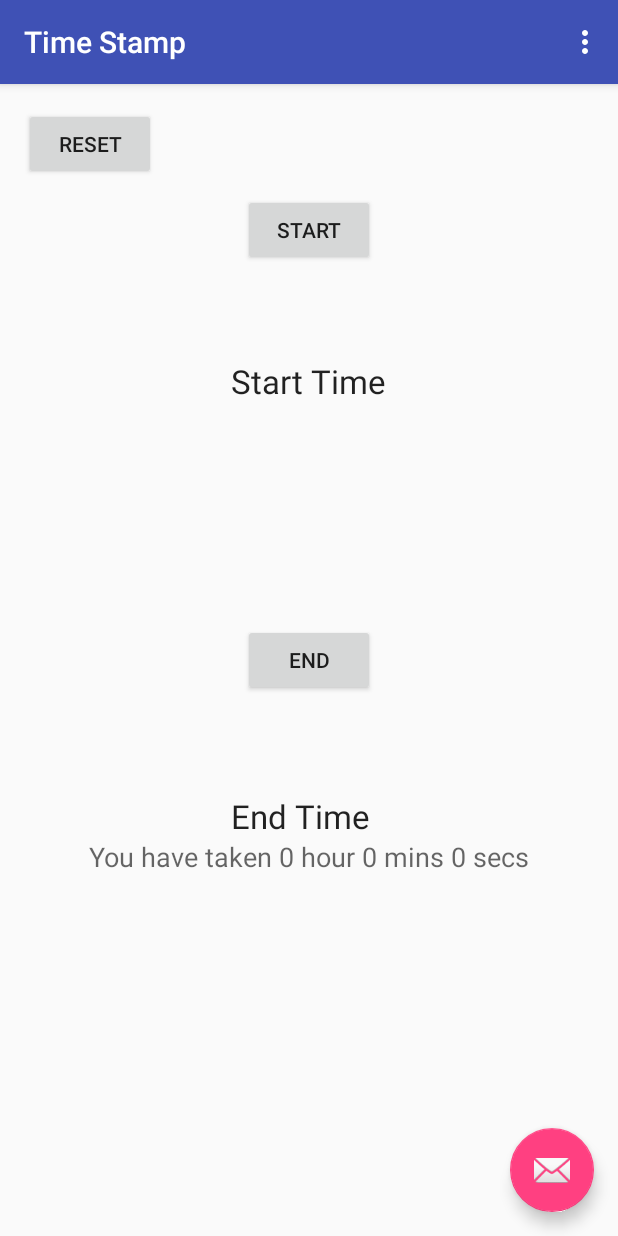
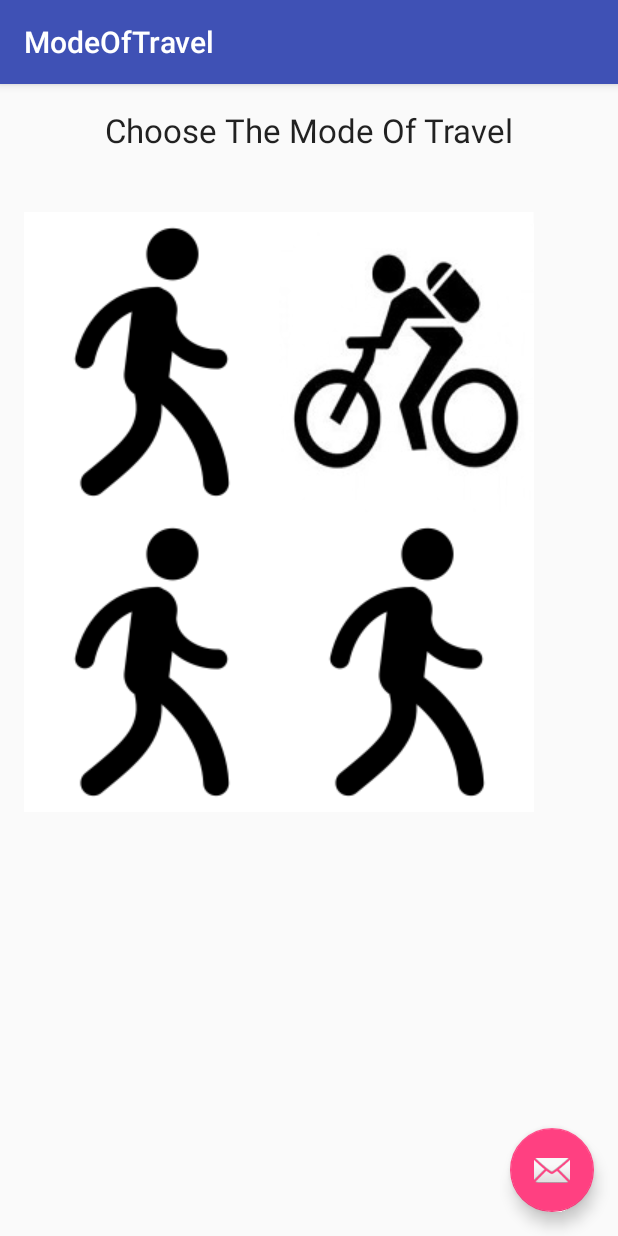
Before and after one commit to mohamedshalik/TimeStamp, an Android app: the screen it shows after launch (MainActivity before the commit, ModeOfTravel after it), on a phone screen of 412 x 824 dp. Run offline under Robolectric (Android 15) with nearby library versions, the phone set to English and light mode, and no system bars.

Commit message:
Updated 14July2016 02:47PM
Changed Start and Stop button into single buttion and added Mode of
transort page

```diff
--- /dev/null
+++ b/app/src/main/java/com/time_stamp/holapal/timestamp/ModeOfTravel.java
@@ -0,0 +1,44 @@
+package com.time_stamp.holapal.timestamp;
+
+import android.content.Intent;
+import android.os.Bundle;
+import android.support.design.widget.FloatingActionButton;
+import android.support.design.widget.Snackbar;
+import android.support.v7.app.AppCompatActivity;
+import android.support.v7.widget.Toolbar;
+import android.view.View;
+import android.widget.Button;
+import android.widget.ImageButton;
+
+public class ModeOfTravel extends AppCompatActivity {
+
+    ImageButton walk,bike;
+    @Override
+    protected void onCreate(Bundle savedInstanceState) {
+        super.onCreate(savedInstanceState);
+        setContentView(R.layout.activity_mode_of_travel);
+        Toolbar toolbar = (Toolbar) findViewById(R.id.toolbar);
+        setSupportActionBar(toolbar);
+
+        walk=(ImageButton)findViewById(R.id.walk);
+
+        walk.setOnClickListener(new View.OnClickListener() {
+            @Override
+            public void onClick(View view) {
+                MainActivity.modeoftraspotation="Walk";
+                Intent timestamp=new Intent("android.intent.action.TIMESTAMP");
+                startActivity(timestamp);
+            }
+        });
+
+        FloatingActionButton fab = (FloatingActionButton) findViewById(R.id.fab);
+        fab.setOnClickListener(new View.OnClickListener() {
+            @Override
+            public void onClick(View view) {
+                Snackbar.make(view, "Replace with your own action", Snackbar.LENGTH_LONG)
+                        .setAction("Action", null).show();
+            }
+        });
+    }
+
+}
--- /dev/null
+++ b/app/src/main/res/layout/activity_mode_of_travel.xml
@@ -0,0 +1,25 @@
+<?xml version="1.0" encoding="utf-8"?>
+<android.support.design.widget.CoordinatorLayout
+    xmlns:android="http://schemas.android.com/apk/res/android"
+    xmlns:app="http://schemas.android.com/apk/res-auto"
+    xmlns:tools="http://schemas.android.com/tools" android:layout_width="match_parent"
+    android:layout_height="match_parent" android:fitsSystemWindows="true"
+    tools:context="com.time_stamp.holapal.timestamp.ModeOfTravel">
+
+    <android.support.design.widget.AppBarLayout android:layout_height="wrap_content"
+        android:layout_width="match_parent" android:theme="@style/AppTheme.AppBarOverlay">
+
+        <android.support.v7.widget.Toolbar android:id="@+id/toolbar"
+            android:layout_width="match_parent" android:layout_height="?attr/actionBarSize"
+            android:background="?attr/colorPrimary" app:popupTheme="@style/AppTheme.PopupOverlay" />
+
+    </android.support.design.widget.AppBarLayout>
+
+    <include layout="@layout/content_mode_of_travel" />
+
+    <android.support.design.widget.FloatingActionButton android:id="@+id/fab"
+        android:layout_width="wrap_content" android:layout_height="wrap_content"
+        android:layout_gravity="bottom|end" android:layout_margin="@dimen/fab_margin"
+        android:src="@android:drawable/ic_dialog_email" />
+
+</android.support.design.widget.CoordinatorLayout>
--- a/app/src/main/res/layout/content_main.xml
+++ b/app/src/main/res/layout/content_main.xml
@@ -28,24 +28,16 @@
         android:layout_centerHorizontal="true"
         android:layout_marginTop="57dp" />
 
-    <Button
-        android:layout_width="wrap_content"
-        android:layout_height="wrap_content"
-        android:text="End"
-        android:id="@+id/endbutton"
-        android:layout_centerVertical="true"
-        android:layout_centerHorizontal="true" />
-
     <TextView
         android:layout_width="wrap_content"
         android:layout_height="wrap_content"
         android:textAppearance="?android:attr/textAppearanceLarge"
         android:text="End Time"
         android:id="@+id/endtxt"
-        android:layout_below="@+id/endbutton"
         android:layout_alignLeft="@+id/starttxt"
         android:layout_alignStart="@+id/starttxt"
-        android:layout_marginTop="65dp" />
+        android:layout_marginTop="65dp"
+        android:layout_centerVertical="true" />
 
     <TextView
         android:layout_width="wrap_content"
@@ -54,7 +46,8 @@
         android:text="You have taken 0 hour 0 mins 0 secs"
         android:id="@+id/Output"
         android:layout_below="@+id/endtxt"
-        android:layout_centerHorizontal="true" />
+        android:layout_centerHorizontal="true"
+        android:layout_marginTop="86dp" />
 
     <Button
         android:layout_width="wrap_content"
@@ -64,4 +57,24 @@
         android:layout_alignParentTop="true"
         android:layout_alignParentLeft="true"
         android:layout_alignParentStart="true" />
+
+    <TextView
+        android:layout_width="wrap_content"
+        android:layout_height="wrap_content"
+        android:textAppearance="?android:attr/textAppearanceMedium"
+        android:text="Null"
+        android:id="@+id/modeoftransport"
+        android:layout_alignTop="@+id/textView2"
+        android:layout_alignRight="@+id/Output"
+        android:layout_alignEnd="@+id/Output" />
+
+    <TextView
+        android:layout_width="wrap_content"
+        android:layout_height="wrap_content"
+        android:textAppearance="?android:attr/textAppearanceSmall"
+        android:text="Mode Of Transport : "
+        android:id="@+id/textView2"
+        android:layout_alignTop="@+id/Reset"
+        android:layout_alignLeft="@+id/startbutton"
+        android:layout_alignStart="@+id/startbutton" />
 </RelativeLayout>
--- /dev/null
+++ b/app/src/main/res/layout/content_mode_of_travel.xml
@@ -0,0 +1,59 @@
+<?xml version="1.0" encoding="utf-8"?>
+<RelativeLayout xmlns:android="http://schemas.android.com/apk/res/android"
+    xmlns:tools="http://schemas.android.com/tools"
+    xmlns:app="http://schemas.android.com/apk/res-auto" android:layout_width="match_parent"
+    android:layout_height="match_parent" android:paddingLeft="@dimen/activity_horizontal_margin"
+    android:paddingRight="@dimen/activity_horizontal_margin"
+    android:paddingTop="@dimen/activity_vertical_margin"
+    android:paddingBottom="@dimen/activity_vertical_margin"
+    app:layout_behavior="@string/appbar_scrolling_view_behavior"
+    tools:showIn="@layout/activity_mode_of_travel"
+    tools:context="com.time_stamp.holapal.timestamp.ModeOfTravel">
+
+    <TextView
+        android:layout_width="wrap_content"
+        android:layout_height="wrap_content"
+        android:textAppearance="?android:attr/textAppearanceLarge"
+        android:text="Choose The Mode Of Travel"
+        android:id="@+id/Heading"
+        android:layout_alignParentTop="true"
+        android:layout_centerHorizontal="true" />
+
+    <ImageButton
+        android:layout_width="170dp"
+        android:layout_height="200dp"
+        android:id="@+id/walk"
+        android:src="@drawable/walk"
+        android:layout_below="@+id/Heading"
+        android:layout_alignParentLeft="true"
+        android:layout_alignParentStart="true"
+        android:layout_marginTop="40dp" />
+
+    <ImageButton
+        android:layout_width="170dp"
+        android:layout_height="200dp"
+        android:id="@+id/imageButton2"
+        android:src="@drawable/bike"
+        android:layout_alignTop="@+id/walk"
+        android:layout_toRightOf="@+id/walk"
+        android:layout_toEndOf="@+id/walk" />
+
+    <ImageButton
+        android:layout_width="170dp"
+        android:layout_height="200dp"
+        android:id="@+id/imageButton3"
+        android:src="@drawable/walk"
+        android:layout_below="@+id/walk"
+        android:layout_toLeftOf="@+id/imageButton4"
+        android:layout_toStartOf="@+id/imageButton4" />
+
+    <ImageButton
+        android:layout_width="170dp"
+        android:layout_height="200dp"
+        android:id="@+id/imageButton4"
+        android:src="@drawable/walk"
+        android:layout_below="@+id/imageButton2"
+        android:layout_toRightOf="@+id/walk"
+        android:layout_toEndOf="@+id/walk" />
+
+</RelativeLayout>
--- a/app/src/main/res/values/strings.xml
+++ b/app/src/main/res/values/strings.xml
@@ -1,4 +1,5 @@
 <resources>
     <string name="app_name">Time Stamp</string>
     <string name="action_settings">Settings</string>
+    <string name="title_activity_mode_of_travel">ModeOfTravel</string>
 </resources>
```
Also changed, not shown: app/src/main/AndroidManifest.xml (+11 -2 lines), app/src/main/java/com/time_stamp/holapal/timestamp/MainActivity.java (+59 -32 lines), app/src/main/res/drawable/bike.jpg (added), app/src/main/res/drawable/walk.png (added).
